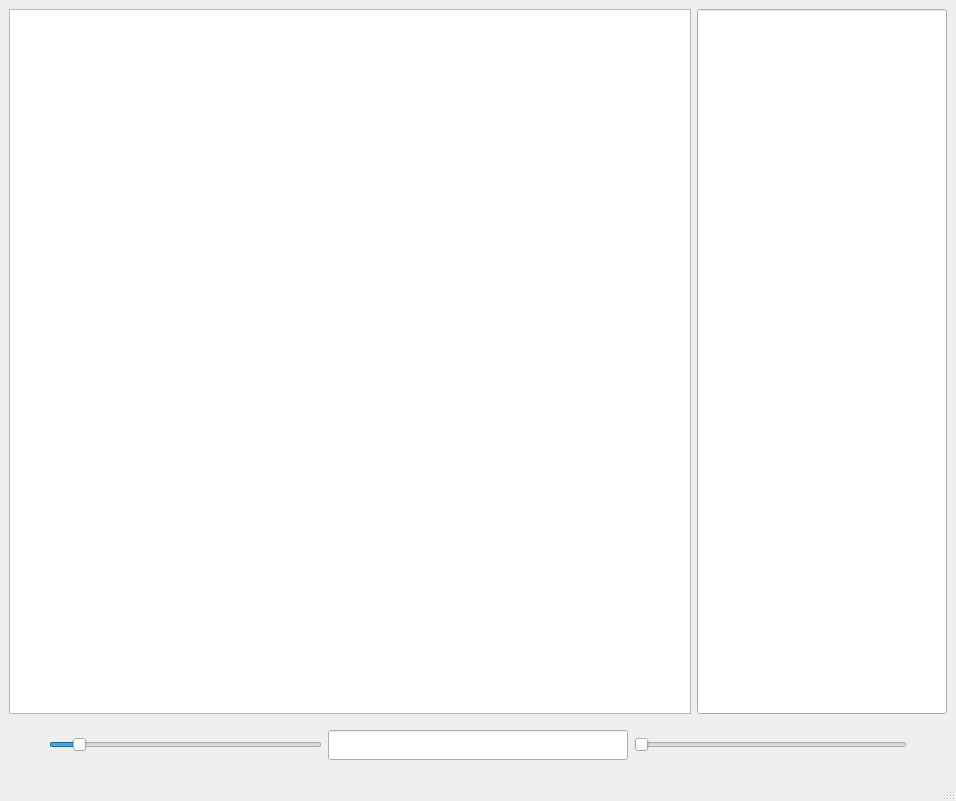
Qt form mainwindow.ui (mfialaf/ICP) before a commit.
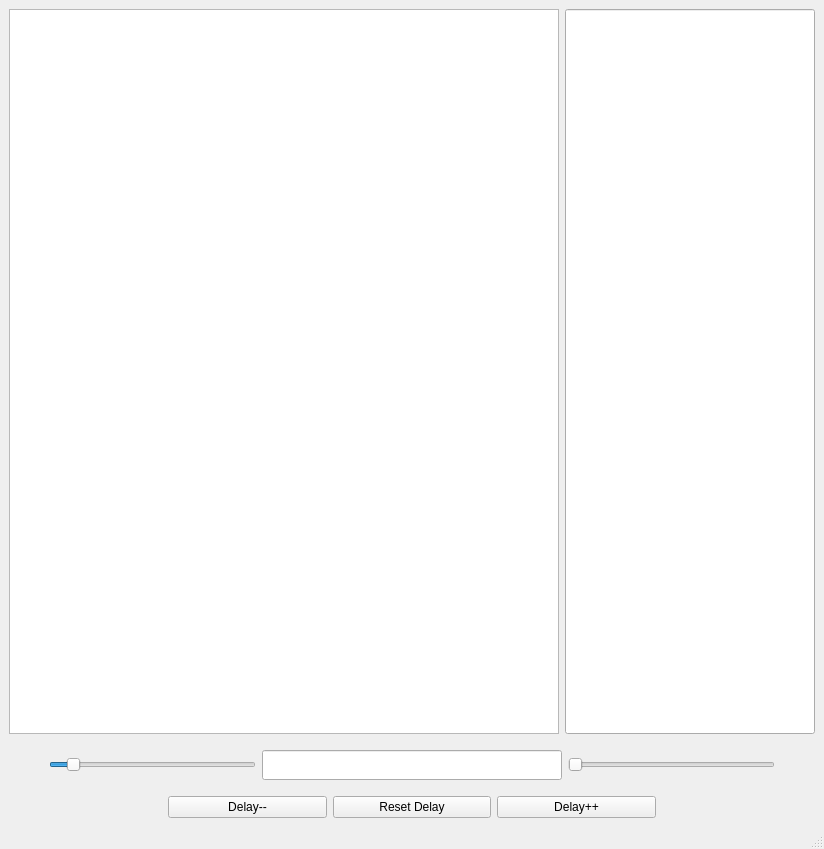
The same form after that commit.

Commit message: delay buttons

```diff
--- a/mainwindow.ui
+++ b/mainwindow.ui
@@ -6,8 +6,8 @@
    <rect>
     <x>0</x>
     <y>0</y>
-    <width>956</width>
-    <height>801</height>
+    <width>824</width>
+    <height>849</height>
    </rect>
   </property>
   <property name="windowTitle">
@@ -15,8 +15,110 @@
   </property>
   <widget class="QWidget" name="centralwidget">
    <layout class="QGridLayout" name="gridLayout">
-    <item row="0" column="0">
-     <widget class="QGraphicsView" name="graphicsView"/>
+    <item row="3" column="0" colspan="2">
+     <layout class="QHBoxLayout" name="horizontalLayout_2">
+      <item>
+       <spacer name="horizontalSpacer_3">
+        <property name="orientation">
+         <enum>Qt::Horizontal</enum>
+        </property>
+        <property name="sizeHint" stdset="0">
+         <size>
+          <width>40</width>
+          <height>20</height>
+         </size>
+        </property>
+       </spacer>
+      </item>
+      <item>
+       <widget class="QPushButton" name="ButtonDelayMinus">
+        <property name="sizePolicy">
+         <sizepolicy hsizetype="Expanding" vsizetype="Fixed">
+          <horstretch>0</horstretch>
+          <verstretch>0</verstretch>
+         </sizepolicy>
+        </property>
+        <property name="minimumSize">
+         <size>
+          <width>50</width>
+          <height>0</height>
+         </size>
+        </property>
+        <property name="maximumSize">
+         <size>
+          <width>180</width>
+          <height>16777215</height>
+         </size>
+        </property>
+        <property name="text">
+         <string>Delay--</string>
+        </property>
+       </widget>
+      </item>
+      <item>
+       <widget class="QPushButton" name="ButtonDelayReset">
+        <property name="sizePolicy">
+         <sizepolicy hsizetype="Expanding" vsizetype="Fixed">
+          <horstretch>0</horstretch>
+          <verstretch>0</verstretch>
+         </sizepolicy>
+        </property>
+        <property name="minimumSize">
+         <size>
+          <width>50</width>
+          <height>0</height>
+         </size>
+        </property>
+        <property name="maximumSize">
+         <size>
+          <width>180</width>
+          <height>16777215</height>
+         </size>
+        </property>
+        <property name="text">
+         <string>Reset Delay</string>
+        </property>
+       </widget>
+      </item>
+      <item>
+       <widget class="QPushButton" name="ButtonDelayPlus">
+        <property name="sizePolicy">
+         <sizepolicy hsizetype="Expanding" vsizetype="Fixed">
+          <horstretch>0</horstretch>
+          <verstretch>0</verstretch>
+         </sizepolicy>
+        </property>
+        <property name="minimumSize">
+         <size>
+          <width>50</width>
+          <height>0</height>
+         </size>
+        </property>
+        <property name="maximumSize">
+         <size>
+          <width>180</width>
+          <height>16777215</height>
+         </size>
+        </property>
+        <property name="text">
+         <string>Delay++</string>
+        </property>
+       </widget>
+      </item>
+      <item>
+       <spacer name="horizontalSpacer_4">
+        <property name="orientation">
+         <enum>Qt::Horizontal</enum>
+        </property>
+        <property name="sizeHint" stdset="0">
+         <size>
+          <width>40</width>
+          <height>20</height>
+         </size>
+        </property>
+       </spacer>
+      </item>
+     </layout>
     </item>
     <item row="0" column="1">
      <widget class="QLineEdit" name="VehicleData">
@@ -163,6 +265,9 @@
       </item>
      </layout>
     </item>
+    <item row="0" column="0">
+     <widget class="QGraphicsView" name="graphicsView"/>
+    </item>
    </layout>
   </widget>
   <widget class="QMenuBar" name="menubar">
@@ -170,7 +275,7 @@
     <rect>
      <x>0</x>
      <y>0</y>
-     <width>956</width>
+     <width>824</width>
      <height>22</height>
     </rect>
    </property>
```
